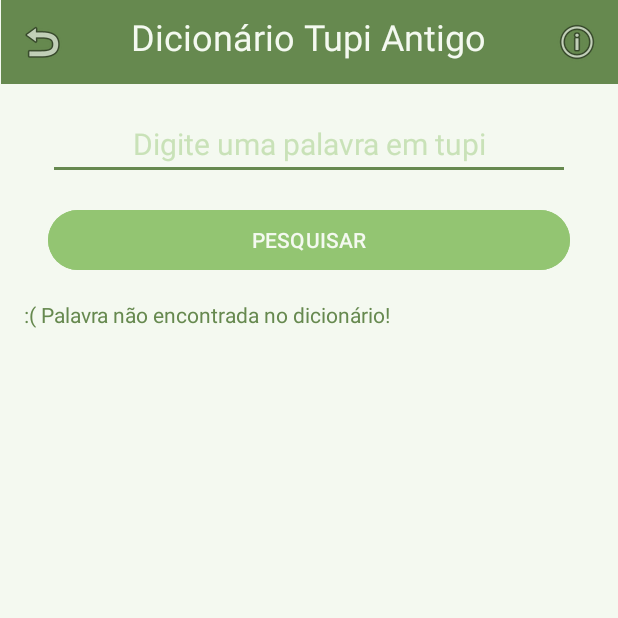
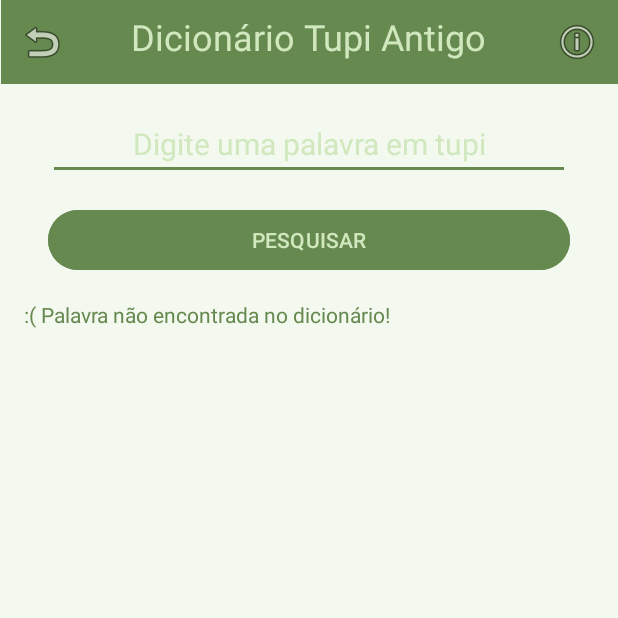
Before and after one commit to rontekhne/tupix, an Android app: the DictionaryActivity screen opened directly, with no data from a screen before it, after a tap on "FECHAR", on a phone screen of 412 x 824 dp, the top half of it. Run offline under Robolectric (Android 15) with nearby library versions, the phone set to English and light mode, and no system bars; 2 other taps on this screen came first.

Commit message:
updated night mode and added words

```diff
--- a/app/src/main/java/com/rontekhne/tupix/TupixDictionary.java
+++ b/app/src/main/java/com/rontekhne/tupix/TupixDictionary.java
@@ -180,7 +180,9 @@ public class TupixDictionary {
     public static void showInfo(Context context)
     {
         // Instantiate AlertDialog
-        AlertDialog.Builder dialog = new AlertDialog.Builder(context);
+        //AlertDialog.Builder dialog = new AlertDialog.Builder(context);
+
+        AlertDialog.Builder dialog = new AlertDialog.Builder(context, R.style.CustomAlertDialogStyle);
 
         // set title and message
         dialog.setTitle("Tupix");
@@ -216,12 +218,12 @@ public class TupixDictionary {
 
             // add the TextView to the layout
             TextView text = new TextView(context);
-            text.setBackgroundResource(R.color.transparentBackground);
+            text.setBackgroundResource(R.color.colorTransparent);
             text.setTextColor(0xFF66894F);
             text.setText("Obrigado por usar o dicionário.\nAvalie-nos na Play Store!");
             text.setPadding(0, 0, 0, 0);
 
-            toastLayout.setBackgroundResource(R.color.transparentBackground);
+            toastLayout.setBackgroundResource(R.color.colorTransparent);
             toastLayout.addView(text);
             toastLayout.setPadding(0, 5, 20, 5);
 
--- a/app/src/main/res/layout/activity_dictionary.xml
+++ b/app/src/main/res/layout/activity_dictionary.xml
@@ -4,7 +4,8 @@
     xmlns:tools="http://schemas.android.com/tools"
     android:layout_width="match_parent"
     android:layout_height="match_parent"
-    android:background="@color/primaryBackground"
+    android:background="@color/colorBackground"
+    android:backgroundTint="@color/colorBackground"
     tools:context=".MainActivity">
 
 
@@ -12,7 +13,7 @@
         android:id="@+id/toolbar"
         android:layout_width="411dp"
         android:layout_height="56dp"
-        android:background="@color/dialogBackground"
+        android:background="@color/colorPrimary"
         android:minHeight="?attr/actionBarSize"
         android:theme="?attr/actionBarTheme"
         app:layout_constraintEnd_toEndOf="parent"
@@ -26,17 +27,17 @@
         android:layout_marginStart="32dp"
         android:layout_marginTop="16dp"
         android:layout_marginEnd="32dp"
-        android:backgroundTint="@color/primaryText"
+        android:backgroundTint="@color/colorPrimary"
         android:cursorVisible="false"
         android:ems="10"
         android:gravity="center"
         android:hint="@string/input"
         android:inputType="text"
         android:minHeight="48dp"
-        android:textColor="@color/primaryText"
-        android:textColorHighlight="@color/buttonColor"
-        android:textColorHint="@color/hintText"
-        android:textColorLink="@color/buttonColor"
+        android:textColor="@color/colorPrimary"
+        android:textColorHighlight="@color/colorSecondary"
+        android:textColorHint="@color/colorVariant"
+        android:textColorLink="@color/colorSecondary"
         android:textSize="20sp"
         app:layout_constraintEnd_toEndOf="parent"
         app:layout_constraintStart_toStartOf="parent"
@@ -50,14 +51,11 @@
         android:layout_marginStart="32dp"
         android:layout_marginTop="16dp"
         android:layout_marginEnd="32dp"
-        android:backgroundTint="@color/buttonColor"
+        android:backgroundTint="@color/colorPrimary"
         android:backgroundTintMode="add"
         android:onClick="search"
         android:text="@string/search"
-        android:textColor="@color/secondaryText"
-        android:textColorHighlight="@color/buttonColor"
-        android:textColorHint="@color/buttonColor"
-        android:textColorLink="@color/buttonColor"
+        android:textColor="@color/colorVariant"
         android:visibility="visible"
         app:layout_constraintEnd_toEndOf="parent"
         app:layout_constraintStart_toStartOf="parent"
@@ -82,10 +80,7 @@
             android:id="@+id/textResult"
             android:layout_width="match_parent"
             android:layout_height="match_parent"
-            android:textColor="@color/primaryText"
-            android:textColorHighlight="@color/primaryText"
-            android:textColorHint="@color/primaryText"
-            android:textColorLink="@color/primaryText"
+            android:textColor="@color/colorPrimary"
             tools:ignore="ScrollViewSize" />
     </ScrollView>
 
@@ -94,9 +89,8 @@
         android:layout_width="wrap_content"
         android:layout_height="wrap_content"
         android:layout_marginTop="8dp"
-        android:background="@color/dialogBackground"
         android:text="Dicionário Tupi Antigo"
-        android:textColor="@color/secondaryText"
+        android:textColor="@color/colorVariant"
         android:textSize="24sp"
         app:layout_constraintEnd_toStartOf="@+id/infoButton"
         app:layout_constraintStart_toEndOf="@+id/backButton"
@@ -109,8 +103,7 @@
         android:layout_height="39dp"
         android:layout_marginTop="8dp"
         android:layout_marginEnd="8dp"
-        android:background="@color/dialogBackground"
-        android:backgroundTint="@color/dialogBackground"
+        android:background="@color/colorPrimary"
         android:onClick="showInfo"
         app:layout_constraintEnd_toEndOf="parent"
         app:layout_constraintTop_toTopOf="parent"
@@ -123,8 +116,7 @@
         android:layout_height="39dp"
         android:layout_marginStart="8dp"
         android:layout_marginTop="8dp"
-        android:background="@color/dialogBackground"
-        android:backgroundTint="@color/dialogBackground"
+        android:background="@color/colorPrimary"
         android:onClick="showInfo"
         app:layout_constraintStart_toStartOf="parent"
         app:layout_constraintTop_toTopOf="parent"
--- a/app/src/main/res/values-night/themes.xml
+++ b/app/src/main/res/values-night/themes.xml
@@ -3,8 +3,12 @@
     <style name="Theme.Tupix" parent="Theme.Material3.DayNight.NoActionBar">
         <item name="android:colorPrimaryDark">@color/colorPrimaryDark</item>
         <item name="android:colorPrimary">@color/colorPrimary</item>
-        <item name="android:textColorPrimary">@color/primaryText</item>
-        <item name="android:background">@color/primaryBackground</item>
-        <item name="android:colorAccent">@color/dialogBackground</item>
+        <item name="android:colorAccent">@color/colorAccent</item>
+        <item name="android:colorBackground">@color/colorBackground</item>
+    </style>
+
+    <style name="CustomAlertDialogStyle" parent="Theme.AppCompat.Light.Dialog.Alert">
+        <item name="android:textColorPrimary">@color/colorPrimary</item>
+        <item name="android:background">@color/colorBackground</item>
     </style>
 </resources>
--- a/app/src/main/res/values/colors.xml
+++ b/app/src/main/res/values/colors.xml
@@ -1,19 +1,10 @@
 <?xml version="1.0" encoding="utf-8"?>
 <resources>
-    <color name="black">#FF000000</color>
-    <color name="white">#FFFFFFFF</color>
-
     <color name="colorPrimaryDark">#FF496239</color>
+    <color name="colorAccent">#FF496239</color>
     <color name="colorPrimary">#FF66894F</color>
-    <color name="colorAccent">#FF93C572</color>
-    <color name="buttonColor">#FF93C572</color>
-
-    <color name="transparentBackground">#00FFFFFF</color>
-    <color name="primaryBackground">#FFF4F9F0</color>
-    <color name="dialogBackground">#FF66894F</color>
-
-    <color name="primaryText">#FF66894F</color>
-    <color name="hintText">#FFC9E2B8</color>
-    <color name="secondaryText">#FFF4F9F0</color>
-
+    <color name="colorSecondary">#FF93C572</color>
+    <color name="colorVariant">#FFD1E8BF</color>
+    <color name="colorBackground">#FFF4F9F0</color>
+    <color name="colorTransparent">#00FFFFFF</color>
 </resources>
--- a/app/src/main/res/values/themes.xml
+++ b/app/src/main/res/values/themes.xml
@@ -3,8 +3,12 @@
     <style name="Theme.Tupix" parent="Theme.Material3.DayNight.NoActionBar">
         <item name="android:colorPrimaryDark">@color/colorPrimaryDark</item>
         <item name="android:colorPrimary">@color/colorPrimary</item>
-        <item name="android:textColorPrimary">@color/primaryText</item>
-        <item name="android:background">@color/primaryBackground</item>
-        <item name="android:colorAccent">@color/dialogBackground</item>
+        <item name="android:colorAccent">@color/colorAccent</item>
+        <item name="android:colorBackground">@color/colorBackground</item>
+    </style>
+
+    <style name="CustomAlertDialogStyle" parent="Theme.AppCompat.Light.Dialog.Alert">
+        <item name="android:textColorPrimary">@color/colorPrimary</item>
+        <item name="android:background">@color/colorBackground</item>
     </style>
 </resources>
```
Also changed, not shown: app/src/main/res/layout/activity_main.xml (+16 -10 lines), app/src/main/res/raw/tupix.xml (+28 -0 lines), app/src/main/res/drawable/greenforest.jpg (added).
